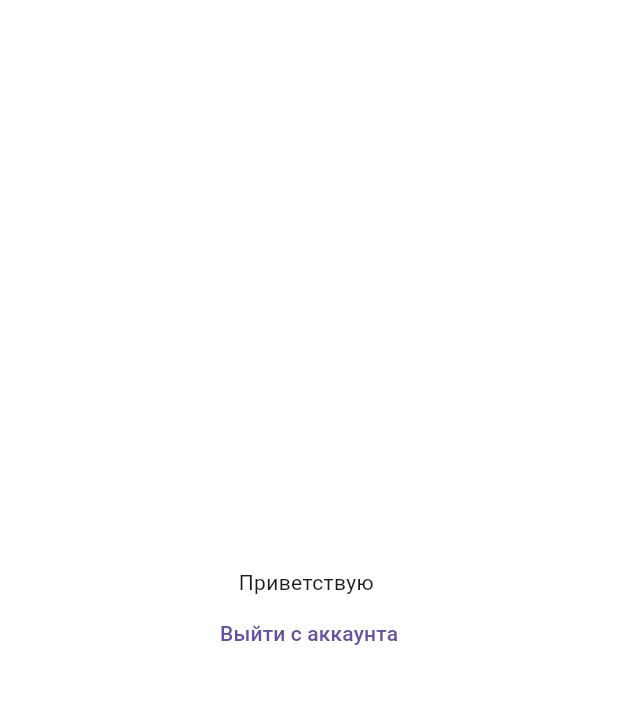
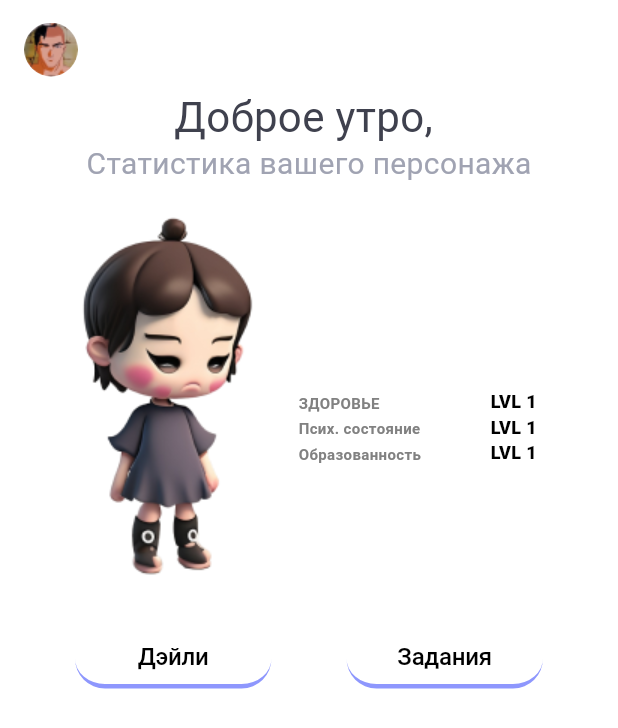
Before and after one commit to QuiXXX00/Mental-In, a Flutter app: the HomeScreen screen opened by its route, on a phone screen of 412 x 824 dp. Shown: the top 728 px of the screen. Run offline on Flutter 3.47's test engine with Material 3 defaults, Android fonts, the phone set to English and light mode, and no system bars; our stand-ins replace cloud_firestore, email_validator, firebase_auth, firebase_core, firebase_storage, flutter_svg and 2 more; missing offline and left inert: dart:ffi; accounts and stored records are empty; Roboto replaces fonts that are missing (Poppins); project files that could hold a hidden picture were left out.

Commit message:
Кароче пол хома

```diff
--- a/lib/feature/auth/firebase/firebase_stream.dart
+++ b/lib/feature/auth/firebase/firebase_stream.dart
@@ -2,7 +2,7 @@ import 'package:firebase_auth/firebase_auth.dart';
 import 'package:flutter/material.dart';
 import 'package:smart/feature/auth/ui/welcome_screen.dart';
 
-import '../ui/home_screen.dart';
+import '../../home/ui/home_screen.dart';
 
 
 class FirebaseStream extends StatelessWidget {
--- a/lib/feature/auth/ui/home_screen.dart
+++ /dev/null
@@ -1,45 +0,0 @@
-import 'dart:developer';
-
-import 'package:cloud_firestore/cloud_firestore.dart';
-import 'package:firebase_auth/firebase_auth.dart';
-import 'package:flutter/material.dart';
-import 'package:smart/feature/auth/firebase/get_data.dart';
-
-class HomeScreen extends StatefulWidget  {
-   HomeScreen({super.key});
-
-  @override
-  State<HomeScreen> createState() => _HomeScreenState();
-}
-
-class _HomeScreenState extends State<HomeScreen> {
-  String username = '';
-
-  @override
-  void initState() {
-    super.initState();
-    GetData().getuser().then((v){setState(() {
-      username = v;
-    })
-    ;});
-  }
-  @override
-  Widget build(BuildContext context) {
-
-  return  Scaffold(
-      body: StreamBuilder(
-        stream: FirebaseFirestore.instance.collection('userProfile').snapshots(),
-        builder: (context, snapshot) {
-          //if(!snapshot.hasData) return Center(child: Text('Данные загружаются'));
-          return Center(child: Column(
-            mainAxisAlignment: MainAxisAlignment.center,
-            children: [
-              Text('Приветствую $username'),
-              TextButton(onPressed: (){FirebaseAuth.instance.signOut(); Navigator.pushNamed(context, '/');}, child: Text("Выйти с аккаунта"))
-            ],
-          ),);
-        }
-      ),
-    );
-  }
-}
--- /dev/null
+++ b/lib/feature/home/ui/home_screen.dart
@@ -0,0 +1,191 @@
+import 'dart:developer';
+
+import 'package:cloud_firestore/cloud_firestore.dart';
+import 'package:firebase_auth/firebase_auth.dart';
+import 'package:flutter/cupertino.dart';
+import 'package:flutter/material.dart';
+import 'package:flutter/widgets.dart';
+import 'package:flutter_svg/svg.dart';
+import 'package:smart/feature/auth/firebase/get_data.dart';
+import 'package:smart/utils/AppTypography.dart';
+
+import '../../../widgets/bar/AppBarAvatar.dart';
+import '../widget/CustomContainerWidget.dart';
+import '../widget/user_profile_widget.dart';
+
+class HomeScreen extends StatefulWidget {
+  HomeScreen({super.key});
+
+  @override
+  State<HomeScreen> createState() => _HomeScreenState();
+}
+
+class _HomeScreenState extends State<HomeScreen> {
+  String username = '';
+  bool isDailySelected = false; // Флаг для отслеживания выбора "Дэйли"
+  bool isTasksSelected = false; // Флаг для отслеживания выбора "Задания"
+
+  @override
+  void initState() {
+    super.initState();
+    GetData().getuser().then((v) {
+      setState(() {
+        username = v;
+      });
+    });
+  }
+
+  @override
+  Widget build(BuildContext context) {
+    return Scaffold(
+      appBar: CustomAppBarAvatar(),
+      body: CustomScrollView(
+        slivers: <Widget>[
+          SliverToBoxAdapter(
+            child: Padding(
+              padding: const EdgeInsets.symmetric(vertical: 22),
+              child: Row(
+                mainAxisAlignment: MainAxisAlignment.center,
+                children: [
+
+                  Text(
+                    'Доброе утро, $username',
+                    style: AppTypography.f28w400,
+                  ),
+                ],
+              ),
+            ),
+          ),
+          SliverToBoxAdapter(
+            child: Padding(
+              padding: const EdgeInsets.symmetric(vertical: 8),
+              child: Center(
+                child: Text(
+                  'Статистика вашего персонажа',
+                  style: AppTypography.f20w400,
+                ),
+              ),
+            ),
+          ),
+          SliverPadding(
+            padding: const EdgeInsets.symmetric(vertical: 15),
+            sliver: SliverToBoxAdapter(
+              child: Padding(
+                padding: const EdgeInsets.symmetric(horizontal: 40),
+                child: Row(
+                  mainAxisAlignment: MainAxisAlignment.center,
+                  children: [
+                    Image.asset(
+                      'Assets/CHIBI1.png',
+                      width: 144,
+                      height: 270,
+                    ),
+                    SizedBox(
+                      width: 15,
+                    ),
+                    UserProfileWidget(username: username),
+                  ],
+                ),
+              ),
+            ),
+          ),
+          SliverToBoxAdapter(
+            child: Padding(
+              padding: const EdgeInsets.symmetric(vertical: 1),
+              child: Row(
+                mainAxisAlignment: MainAxisAlignment.spaceEvenly,
+                children: [
+                  InkWell(
+                    onTap: () {
+                      setState(() {
+                        isDailySelected = true;
+                        isTasksSelected = false;
+                      });
+                    },
+                    child: Container(
+                      width: 131,
+                      height: 40,
+                      alignment: Alignment.center,
+                      decoration: BoxDecoration(
+                          color: isDailySelected
+                              ? Color(0xFF8E97FD)
+                              : Colors.transparent,
+                          borderRadius: BorderRadius.circular(20),
+                          border: Border(
+                              bottom: BorderSide(
+                                  color: Color(0xFF8E97FD), width: 3))),
+                      child: Text(
+                        'Дэйли',
+                        style: TextStyle(
+                          color: Colors.black,
+                          fontSize: 16,
+                          fontFamily: 'Poppins',
+                          fontWeight: isDailySelected
+                              ? FontWeight.w900
+                              : FontWeight.w500,
+                          letterSpacing: -0.16,
+                        ),
+                      ),
+                    ),
+                  ),
+                  InkWell(
+                    onTap: () {
+                      setState(() {
+                        isDailySelected = false;
+                        isTasksSelected = true;
+                      });
+                    },
+                    child: Container(
+                      width: 131,
+                      height: 40,
+                      alignment: Alignment.center,
+                      decoration: BoxDecoration(
+                        color: isTasksSelected
+                            ? Color(0xFF8E97FD)
+                            : Colors.transparent,
+                        borderRadius: BorderRadius.circular(20),
+                        border: Border(
+                            bottom:
+                                BorderSide(color: Color(0xFF8E97FD), width: 3)),
+                      ),
+                      child: Text(
+                        'Задания',
+                        style: TextStyle(
+                          color: Colors.black,
+                          fontSize: 16,
+                          fontFamily: 'Poppins',
+                          fontWeight: isTasksSelected
+                              ? FontWeight.w900
+                              : FontWeight.w500,
+                          letterSpacing: -0.16,
+                        ),
+                      ),
+                    ),
+                  ),
+                ],
+              ),
+            ),
+          ),
+          SliverToBoxAdapter(
+            child: Padding(
+              padding: const EdgeInsets.symmetric(vertical: 20),
+              child: isDailySelected
+                  ? Column(
+                      children: [
+                        CustomContainerWidget(text: 'Медитация 5 минут', exp: 3, asset1: 'Assets/icons/yoga.svg',),
+                      ],
+                    )
+                  : isTasksSelected
+                      ? Column(
+                          children: [
+                            CustomContainerWidget(text: 'Дрочить 5 минут', exp: 3, asset1: 'Assets/icons/yoga.svg',),
+                          ],
+                        )
+                      : SizedBox(),
+            ),
+          ),
+        ],
+      ),
+    );
+  }
+}
--- /dev/null
+++ b/lib/feature/home/widget/CustomContainerWidget.dart
@@ -0,0 +1,82 @@
+import 'package:flutter/material.dart';
+import 'package:flutter_svg/flutter_svg.dart';
+
+class CustomContainerWidget extends StatelessWidget {
+  const CustomContainerWidget({super.key, required this.text, required this.exp, required this.asset1, });
+
+  final String text;
+  final int exp;
+  final String asset1;
+
+
+  @override
+  Widget build(BuildContext context) {
+    return Container(
+      width: 374,
+      height: 80,
+      decoration: ShapeDecoration(
+        color: Color(0xFF8E97FD),
+        shape: RoundedRectangleBorder(
+          borderRadius: BorderRadius.circular(8),
+        ),
+        shadows: [
+          BoxShadow(
+            color: Color(0x3F000000),
+            blurRadius: 4,
+            offset: Offset(0, 4),
+            spreadRadius: 0,
+          )
+        ],
+      ),
+      child: Row(
+        mainAxisAlignment: MainAxisAlignment.spaceBetween,
+        children: [
+          IconButton(
+            onPressed: () {},
+            icon: SvgPicture.asset(
+              asset1,
+              height: 58,
+              width: 58,
+              color: Colors.white,
+            ),
+          ),
+          Column(
+            mainAxisAlignment: MainAxisAlignment.center,
+            crossAxisAlignment: CrossAxisAlignment.start,
+            children: [
+              Text(
+                text,
+                style: TextStyle(
+                  color: Colors.white,
+                  fontSize: 16,
+                  fontFamily: 'Poppins',
+                  fontWeight: FontWeight.w500,
+                  height: 0,
+                ),
+              ),
+              Text(
+                '$exp exp',
+                style: TextStyle(
+                  color: Colors.white,
+                  fontSize: 12,
+                  fontFamily: 'Inter',
+                  fontWeight: FontWeight.w300,
+                  height: 0,
+                ),
+              ),
+            ],
+          ),
+          IconButton(
+            onPressed: () {},
+            icon: SvgPicture.asset(
+              'Assets/icons/add_file.svg',
+              height: 58,
+              width: 58,
+              color: Colors.white,
+            ),
+          ),
+        ],
+      ),
+    );
+  }
+}
--- /dev/null
+++ b/lib/feature/home/widget/user_profile_widget.dart
@@ -0,0 +1,65 @@
+import 'dart:developer';
+
+import 'package:cloud_firestore/cloud_firestore.dart';
+import 'package:firebase_auth/firebase_auth.dart';
+import 'package:flutter/cupertino.dart';
+import 'package:flutter/material.dart';
+import 'package:smart/feature/auth/firebase/get_data.dart';
+import 'package:smart/utils/AppTypography.dart';
+
+import '../../../../widgets/bar/AppBarAvatar.dart';
+
+class UserProfileWidget extends StatelessWidget {
+  final String username;
+
+  const UserProfileWidget({Key? key, required this.username}) : super(key: key);
+
+  @override
+  Widget build(BuildContext context) {
+    return Expanded(
+      child: Column(
+        mainAxisAlignment: MainAxisAlignment.spaceBetween,
+        crossAxisAlignment: CrossAxisAlignment.start,
+        children: [
+          Text(
+            username,
+            style: AppTypography.f32w800Black,
+          ),
+          Row(
+            mainAxisAlignment: MainAxisAlignment.spaceBetween,
+            children: [
+              Text('ЗДОРОВЬЕ', style: AppTypography.f10w600),
+              SizedBox(
+                width: 45,
+                height: 17,
+                child: Text('LVL 1', style: AppTypography.f12w800),
+              ),
+            ],
+          ),
+          Row(
+            mainAxisAlignment: MainAxisAlignment.spaceBetween,
+            children: [
+              Text('Псих. состояние', style: AppTypography.f10w600),
+              SizedBox(
+                width: 45,
+                height: 17,
+                child: Text('LVL 1', style: AppTypography.f12w800),
+              ),
+            ],
+          ),
+          Row(
+            mainAxisAlignment: MainAxisAlignment.spaceBetween,
+            children: [
+              Text('Образованность', style: AppTypography.f10w600),
+              SizedBox(
+                width: 45,
+                height: 17,
+                child: Text('LVL 1', style: AppTypography.f12w800),
+              ),
+            ],
+          ),
+        ],
+      ),
+    );
+  }
+}
--- a/lib/main.dart
+++ b/lib/main.dart
@@ -6,7 +6,7 @@ import 'package:flutter/services.dart';
 
 
 import 'feature/auth/firebase/firebase_stream.dart';
-import 'feature/auth/ui/home_screen.dart';
+import 'feature/home/ui/home_screen.dart';
 import 'feature/auth/ui/regestration_screen.dart';
 import 'feature/auth/ui/auth_screen.dart';
 import 'feature/auth/ui/login_screen_avatar.dart';
--- a/lib/utils/AppTypography.dart
+++ b/lib/utils/AppTypography.dart
@@ -29,5 +29,48 @@ class AppTypography {
     letterSpacing: 0.70,
   );
 
+  static const f28w400 = TextStyle(
+    color: Color(0xFF3F414E),
+    fontSize: 28,
+    fontFamily: 'Poppins',
+    fontWeight: FontWeight.w400,
+    height: 0.04,
+  );
+
+  static const f20w400 = TextStyle(
+    color: Color(0xFFA0A3B2),
+    fontSize: 20,
+    fontFamily: 'Poppins',
+    fontWeight: FontWeight.w400,
+    height: 0.05,
+  );
+
+  static const f32w800Black = TextStyle(
+    color: Colors.black,
+    fontSize: 32,
+    fontFamily: 'Poppins',
+    fontWeight: FontWeight.w800,
+    height: 0,
+  );
+
+  static const f10w600 =  TextStyle(
+      color: Color(0xFF818181),
+      fontSize: 10,
+      fontFamily: 'Poppins',
+      fontWeight: FontWeight.w600,
+      height: 0,
+    );
+
+  static const f12w800 =  TextStyle(
+    color: Colors.black,
+    fontSize: 12,
+    fontFamily: 'Poppins',
+    fontWeight: FontWeight.w800,
+    height: 0,
+  );
+
+
+
+
 
 }
--- /dev/null
+++ b/lib/widgets/bar/AppBarAvatar.dart
@@ -0,0 +1,42 @@
+import 'package:flutter/material.dart';
+
+class CustomAppBarAvatar extends StatelessWidget implements PreferredSizeWidget {
+  const CustomAppBarAvatar({Key? key}) : super(key: key);
+
+  @override
+  Widget build(BuildContext context) {
+    return AppBar(
+      automaticallyImplyLeading: false,
+      backgroundColor: Colors.transparent,
+      title: Padding(
+        padding: const EdgeInsets.only(top: 10.0),
+        child: Row(
+          children: <Widget>[
+            InkWell(
+              onTap: () {},
+              child: CircleAvatar(
+                backgroundImage: AssetImage('Assets/Profile.png'),
+                radius: 18,
+                backgroundColor: Colors.transparent,
+              ),
+            ),
+          ],
+        ),
+      ),
+    );
+  }
+
+  @override
+  Size get preferredSize => const Size.fromHeight(kToolbarHeight);
+}
+
+void main() {
+  runApp(MaterialApp(
+    home: Scaffold(
+      appBar: CustomAppBarAvatar(),
+      body: Container(
+        color: Colors.white,
+      ),
+    ),
+  ));
+}
```
Also changed, not shown: Assets/Profile.png (added), Assets/icons/yoga.svg (added), lib/feature/home/widget/CustomSliverPersistentHeader.dart (added), pubspec.lock.
